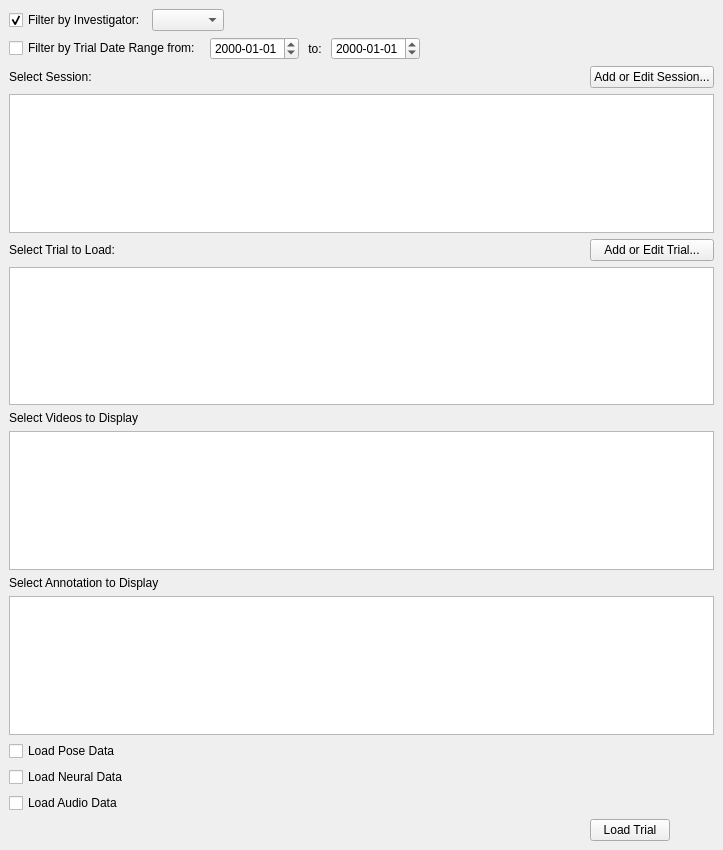
Qt form src/db/trialWindow.ui (neuroethology/bento) before a commit.
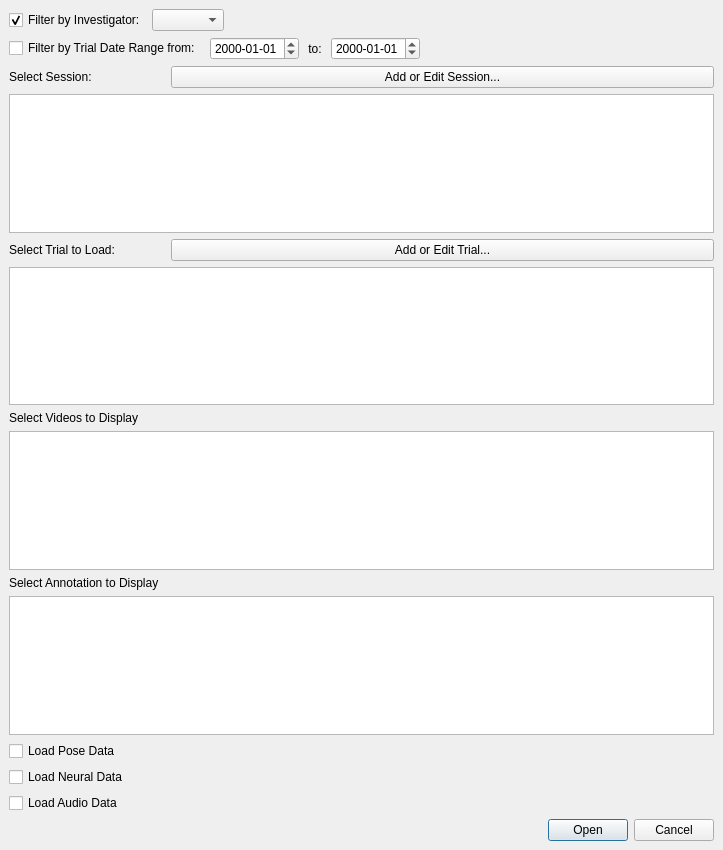
The same form after that commit.

Commit message: checkpoint #2--combine session and trial ui

```diff
--- a/src/db/trialWindow.ui
+++ b/src/db/trialWindow.ui
@@ -240,15 +240,9 @@
      </widget>
     </item>
     <item row="14" column="2">
-     <widget class="QPushButton" name="loadTrialPushButton">
-      <property name="sizePolicy">
-       <sizepolicy hsizetype="Fixed" vsizetype="Fixed">
-        <horstretch>0</horstretch>
-        <verstretch>0</verstretch>
-       </sizepolicy>
-      </property>
-      <property name="text">
-       <string>Load Trial</string>
+     <widget class="QDialogButtonBox" name="buttonBox">
+      <property name="standardButtons">
+       <set>QDialogButtonBox::Cancel|QDialogButtonBox::Open</set>
       </property>
      </widget>
     </item>
```
Left out of the diff: 233 changed lines with no effect on the pictures. The commit also changes 2 other files.
